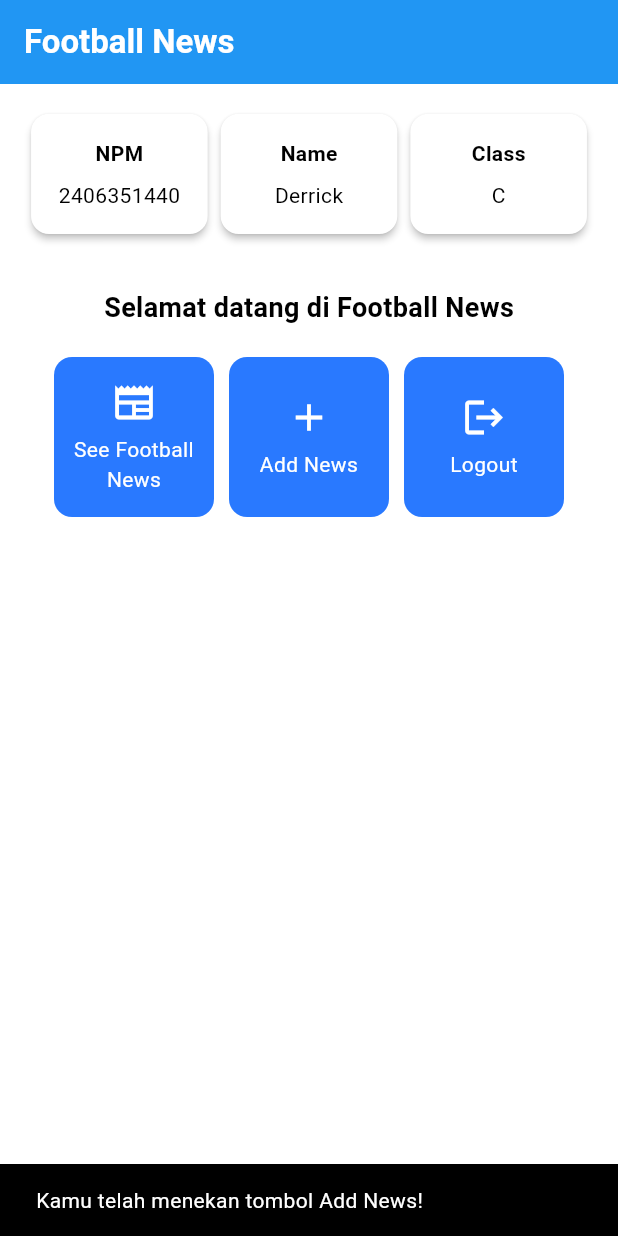
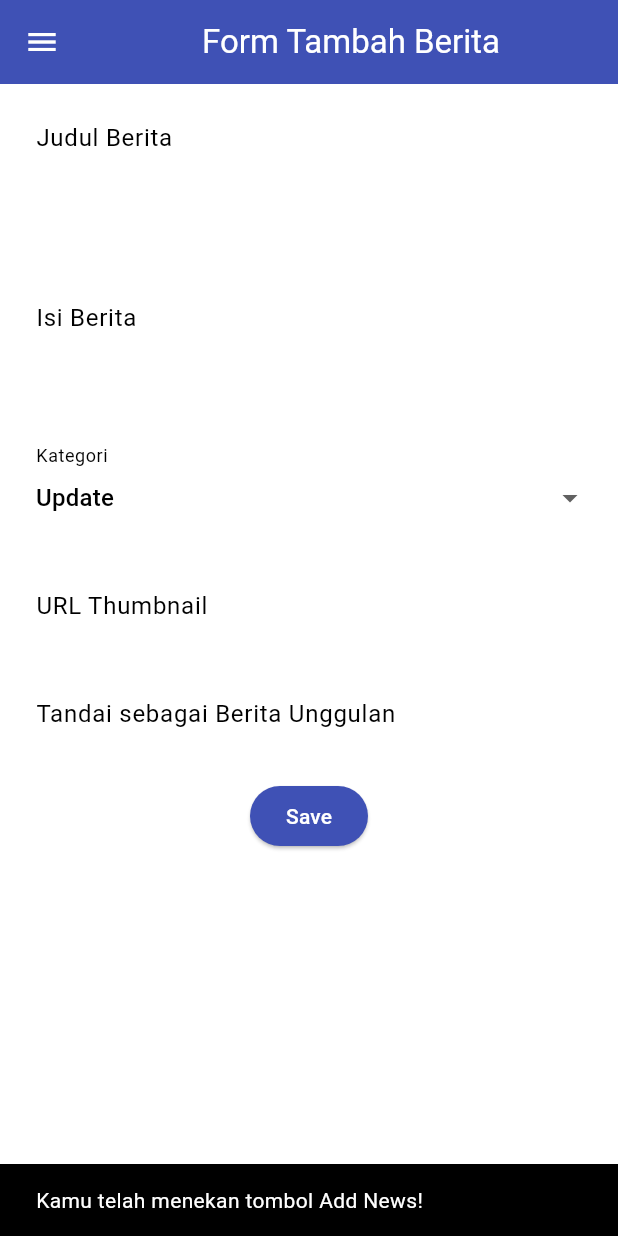
Before and after one commit to DerNiks/football-news-mobile, a Flutter app: the screen it shows after launch, after a tap on "Add News", on a phone screen of 412 x 824 dp. Run offline on Flutter 3.47's test engine with Material 3 defaults, Android fonts, the phone set to English and light mode, and no system bars.

Commit message:
feat: Menyelesaikan Tutorial 7

```diff
--- a/lib/main.dart
+++ b/lib/main.dart
@@ -1,5 +1,5 @@
 import 'package:flutter/material.dart';
-import 'package:football_news/menu.dart';
+import 'package:football_news/screens/menu.dart';
 
 void main() {
   runApp(const MyApp());
--- a/lib/menu.dart
+++ b/lib/screens/menu.dart
@@ -1,4 +1,7 @@
 import 'package:flutter/material.dart';
+import 'package:football_news/screens/newslist_form.dart';
+import 'package:football_news/widgets/left_drawer.dart';
+import 'package:football_news/widgets/news_card.dart';
 
 class MyHomePage extends StatelessWidget {
     MyHomePage({super.key});
@@ -30,6 +33,7 @@ class MyHomePage extends StatelessWidget {
         // Warna latar belakang AppBar diambil dari skema warna tema aplikasi.
         backgroundColor: Theme.of(context).colorScheme.primary,
       ),
+      drawer: LeftDrawer(),
       // Body halaman dengan padding di sekelilingnya.
       body: Padding(
         padding: const EdgeInsets.all(16.0),
@@ -125,64 +129,3 @@ class InfoCard extends StatelessWidget {
     );
   }
 }
-
-class ItemHomepage {
- final String name;
- final IconData icon;
-
- ItemHomepage(this.name, this.icon);
-}
-
-class ItemCard extends StatelessWidget {
-  // Menampilkan kartu dengan ikon dan nama.
-
-  final ItemHomepage item;
-
-  const ItemCard(this.item, {super.key});
-
-  @override
-  Widget build(BuildContext context) {
-    return Material(
-      // Menentukan warna latar belakang dari tema aplikasi.
-      color: Theme.of(context).colorScheme.secondary,
-      // Membuat sudut kartu melengkung.
-      borderRadius: BorderRadius.circular(12),
-
-      child: InkWell(
-        // Aksi ketika kartu ditekan.
-        onTap: () {
-          // Menampilkan pesan SnackBar saat kartu ditekan.
-          ScaffoldMessenger.of(context)
-            ..hideCurrentSnackBar()
-            ..showSnackBar(
-              SnackBar(content: Text("Kamu telah menekan tombol ${item.name}!"))
-            );
-        },
-        // Container untuk menyimpan Icon dan Text
-        child: Container(
-          padding: const EdgeInsets.all(8),
-          child: Center(
-            child: Column(
-              // Menyusun ikon dan teks di tengah kartu.
-              mainAxisAlignment: MainAxisAlignment.center,
-              children: [
-                Icon(
-                  item.icon,
-                  color: Colors.white,
-                  size: 30.0,
-                ),
-                const Padding(padding: EdgeInsets.all(3)),
-                Text(
-                  item.name,
-                  textAlign: TextAlign.center,
-                  style: const TextStyle(color: Colors.white),
-                ),
-              ],
-            ),
-          ),
-        ),
-      ),
-    );
-  }
-
-}
--- /dev/null
+++ b/lib/screens/newslist_form.dart
@@ -0,0 +1,213 @@
+import 'package:flutter/material.dart';
+import 'package:football_news/widgets/left_drawer.dart';
+
+class NewsFormPage extends StatefulWidget {
+  const NewsFormPage({super.key});
+
+  @override
+  State<NewsFormPage> createState() => _NewsFormPageState();
+}
+
+class _NewsFormPageState extends State<NewsFormPage> {
+  final _formKey = GlobalKey<FormState>();
+  String _title = "";
+  String _content = "";
+  String _category = "update";
+  String _thumbnail = "";
+  bool _isFeatured = false;
+
+  final List<String> _categories = [
+    'transfer',
+    'update',
+    'exclusive',
+    'match',
+    'rumor',
+    'analysis',
+  ];
+
+  @override
+  Widget build(BuildContext context) {
+    return Scaffold(
+      appBar: AppBar(
+        title: const Center(
+          child: Text(
+            'Form Tambah Berita',
+          ),
+        ),
+        backgroundColor: Colors.indigo,
+        foregroundColor: Colors.white,
+      ),
+      drawer: LeftDrawer(),
+      body: Form(
+        key: _formKey,
+        child: SingleChildScrollView(
+          child: Column(
+            crossAxisAlignment: CrossAxisAlignment.start,
+            children:[
+              // === Title ===
+              Padding(
+                padding: const EdgeInsets.all(8.0),
+                child: TextFormField(
+                  decoration: InputDecoration(
+                    hintText: "Judul Berita",
+                    labelText: "Judul Berita",
+                    border: OutlineInputBorder(
+                      borderRadius: BorderRadius.circular(5.0),
+                    ),
+                  ),
+                  onChanged: (String? value) {
+                    setState(() {
+                      _title = value!;
+                    });
+                  },
+                  validator: (String? value) {
+                    if (value == null || value.isEmpty) {
+                      return "Judul tidak boleh kosong!";
+                    }
+                    return null;
+                  },
+                ),
+              ),
+              // === Content ===
+              Padding(
+                padding: const EdgeInsets.all(8.0),
+                child: TextFormField(
+                  maxLines: 5,
+                  decoration: InputDecoration(
+                    hintText: "Isi Berita",
+                    labelText: "Isi Berita",
+                    border: OutlineInputBorder(
+                      borderRadius: BorderRadius.circular(5.0),
+                    ),
+                  ),
+                  onChanged: (String? value) {
+                    setState(() {
+                      _content = value!;
+                    });
+                  },
+                  validator: (String? value) {
+                    if (value == null || value.isEmpty) {
+                      return "Isi berita tidak boleh kosong!";
+                    }
+                    return null;
+                  },
+                ),
+              ),
+
+              // === Category ===
+              Padding(
+                padding: const EdgeInsets.all(8.0),
+                child: DropdownButtonFormField<String>(
+                  decoration: InputDecoration(
+                    labelText: "Kategori",
+                    border: OutlineInputBorder(
+                      borderRadius: BorderRadius.circular(5.0),
+                    ),
+                  ),
+                  value: _category,
+                  items: _categories
+                      .map((cat) => DropdownMenuItem(
+                            value: cat,
+                            child: Text(
+                                cat[0].toUpperCase() + cat.substring(1)),
+                          ))
+                      .toList(),
+                  onChanged: (String? newValue) {
+                    setState(() {
+                      _category = newValue!;
+                    });
+                  },
+                ),
+              ),
+
+              // === Thumbnail URL ===
+              Padding(
+                padding: const EdgeInsets.all(8.0),
+                child: TextFormField(
+                  decoration: InputDecoration(
+                    hintText: "URL Thumbnail (opsional)",
+                    labelText: "URL Thumbnail",
+                    border: OutlineInputBorder(
+                      borderRadius: BorderRadius.circular(5.0),
+                    ),
+                  ),
+                  onChanged: (String? value) {
+                    setState(() {
+                      _thumbnail = value!;
+                    });
+                  },
+                ),
+              ),
+
+              // === Is Featured ===
+              Padding(
+                padding: const EdgeInsets.all(8.0),
+                child: SwitchListTile(
+                  title: const Text("Tandai sebagai Berita Unggulan"),
+                  value: _isFeatured,
+                  onChanged: (bool value) {
+                    setState(() {
+                      _isFeatured = value;
+                    });
+                  },
+                ),
+              ),
+              // === Tombol Simpan ===
+              Align(
+                alignment: Alignment.bottomCenter,
+                child: Padding(
+                  padding: const EdgeInsets.all(8.0),
+                  child: ElevatedButton(
+                    style: ButtonStyle(
+                      backgroundColor:
+                          MaterialStateProperty.all(Colors.indigo),
+                    ),
+                    onPressed: () {
+                      if (_formKey.currentState!.validate()) {
+                        showDialog(
+                          context: context,
+                          builder: (context) {
+                            return AlertDialog(
+                              title: const Text('Produk berhasil disimpan!'),
+                              content: SingleChildScrollView(
+                                child: Column(
+                                  crossAxisAlignment:
+                                      CrossAxisAlignment.start,
+                                  children: [
+                                    Text('Judul: $_title'),
+                                    Text('Isi: $_content'),
+                                    Text('Kategori: $_category'),
+                                    Text('Thumbnail: $_thumbnail'),
+                                    Text(
+                                        'Unggulan: ${_isFeatured ? "Ya" : "Tidak"}'),
+                                  ],
+                                ),
+                              ),
+                              actions: [
+                                TextButton(
+                                  child: const Text('OK'),
+                                  onPressed: () {
+                                    Navigator.pop(context);
+                                    _formKey.currentState!.reset();
+                                  },
+                                ),
+                              ],
+                            );
+                          },
+                        );
+                      }
+                    },
+                    child: const Text(
+                      "Save",
+                      style: TextStyle(color: Colors.white),
+                    ),
+                  ),
+                ),
+              ),
+            ],
+          )
+        ),
+      ),
+    );
+  }
+}
--- /dev/null
+++ b/lib/widgets/left_drawer.dart
@@ -0,0 +1,68 @@
+import 'package:flutter/material.dart';
+import 'package:football_news/screens/menu.dart';
+import 'package:football_news/screens/newslist_form.dart';
+
+class LeftDrawer extends StatelessWidget {
+  const LeftDrawer({super.key});
+
+  @override
+  Widget build(BuildContext context) {
+    return Drawer(
+      child: ListView(
+        children: [
+          const DrawerHeader(
+            decoration: BoxDecoration(
+              color: Colors.blue,
+            ),
+            child: Column(
+              children: [
+                Text(
+                  'Football News',
+                  textAlign: TextAlign.center,
+                  style: TextStyle(
+                    fontSize: 30,
+                    fontWeight: FontWeight.bold,
+                    color: Colors.white,
+                  ),
+                ),
+                Padding(padding: EdgeInsets.all(10)),
+                Text("Seluruh berita sepak bola terkini di sini!",
+                  textAlign: TextAlign.center,
+                  style: TextStyle(
+                    fontSize: 15,
+                    color: Colors.white,
+                    fontWeight: FontWeight.normal,
+                  ),
+                ),
+              ],
+            ),
+          ),
+          ListTile(
+            leading: const Icon(Icons.home_outlined),
+            title: const Text('Home'),
+            // Bagian redirection ke MyHomePage
+            onTap: () {
+              Navigator.pushReplacement(
+                context,
+                MaterialPageRoute(
+                  builder: (context) => MyHomePage(),
+                ));
+            },
+          ),
+          ListTile(
+            leading: const Icon(Icons.post_add),
+            title: const Text('Add News'),
+            // Bagian redirection ke NewsFormPage
+            onTap: () {
+              Navigator.pushReplacement(
+                context,
+                MaterialPageRoute(
+                  builder: (context) => const NewsFormPage(),
+                ));
+            },
+          ),
+        ],
+      ),
+    );
+  }
+}
--- /dev/null
+++ b/lib/widgets/news_card.dart
@@ -0,0 +1,69 @@
+import 'package:flutter/material.dart';
+import 'package:football_news/screens/newslist_form.dart';
+
+class ItemHomepage {
+  final String name;
+  final IconData icon;
+
+  ItemHomepage(this.name, this.icon);
+}
+
+class ItemCard extends StatelessWidget {
+  // Menampilkan kartu dengan ikon dan nama.
+  final ItemHomepage item;
+
+  const ItemCard(this.item, {super.key});
+
+  @override
+  Widget build(BuildContext context) {
+    return Material(
+      // Menentukan warna latar belakang dari tema aplikasi.
+      color: Theme.of(context).colorScheme.secondary,
+      // Membuat sudut kartu melengkung.
+      borderRadius: BorderRadius.circular(12),
+
+      child: InkWell(
+        // Aksi ketika kartu ditekan.
+        onTap: () {
+          // Menampilkan pesan SnackBar saat kartu ditekan.
+          ScaffoldMessenger.of(context)
+            ..hideCurrentSnackBar()
+            ..showSnackBar(
+              SnackBar(content: Text("Kamu telah menekan tombol ${item.name}!"))
+            );
+          if (item.name == "Add News") {
+            Navigator.push(
+              context,
+              MaterialPageRoute(
+                builder: (context) => const NewsFormPage(),
+              ),
+            );
+          }
+        },
+        // Container untuk menyimpan Icon dan Text
+        child: Container(
+          padding: const EdgeInsets.all(8),
+          child: Center(
+            child: Column(
+              // Menyusun ikon dan teks di tengah kartu.
+              mainAxisAlignment: MainAxisAlignment.center,
+              children: [
+                Icon(
+                  item.icon,
+                  color: Colors.white,
+                  size: 30.0,
+                ),
+                const Padding(padding: EdgeInsets.all(3)),
+                Text(
+                  item.name,
+                  textAlign: TextAlign.center,
+                  style: const TextStyle(color: Colors.white),
+                ),
+              ],
+            ),
+          ),
+        ),
+      ),
+    );
+  }
+}
```
